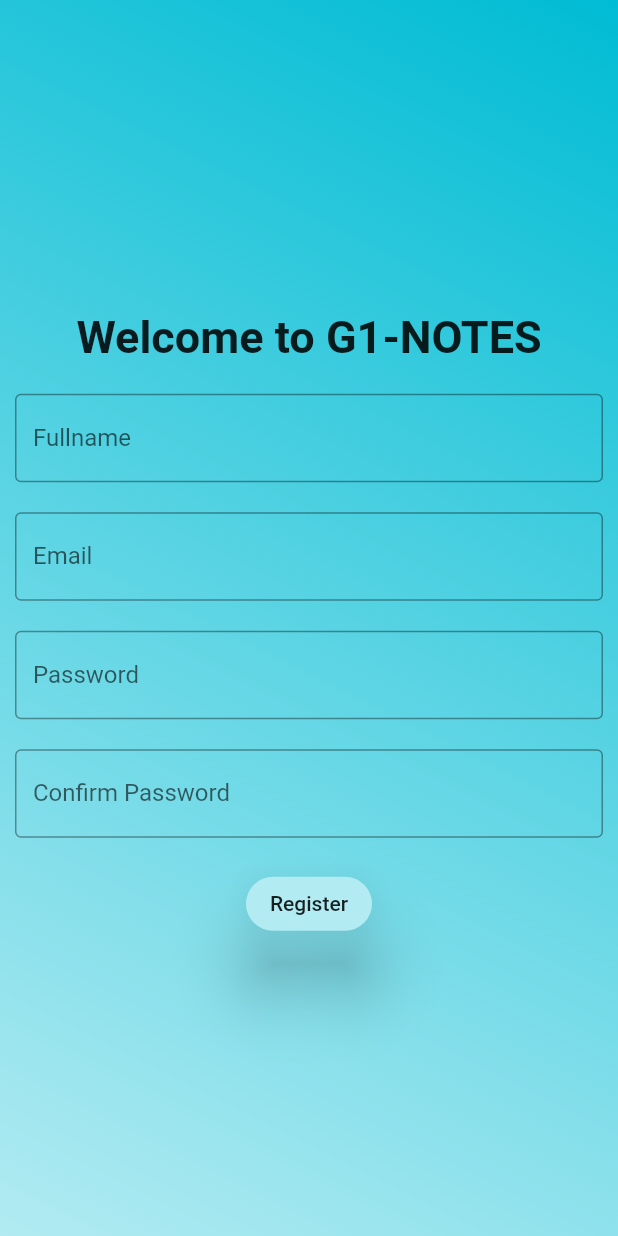
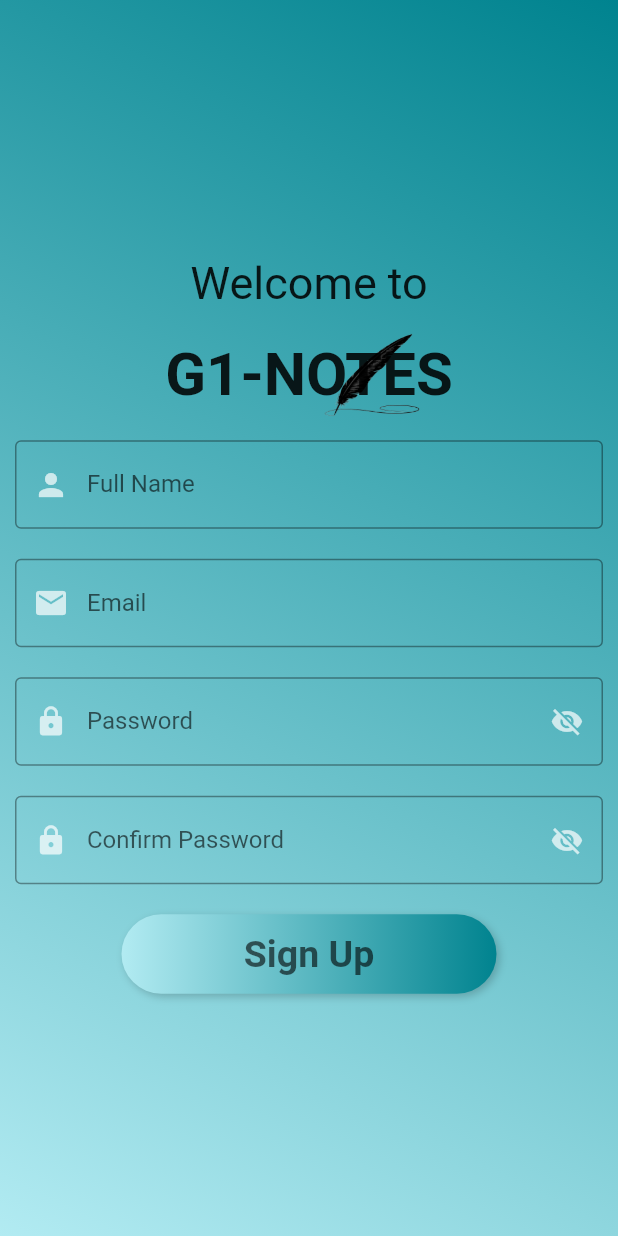
Before and after one commit to TheCOLON/Register_formpage, a Flutter app: the screen it shows after launch, on a phone screen of 412 x 824 dp. Run offline on Flutter 3.47's test engine with Material 2 defaults, Android fonts, the phone set to English and light mode, and no system bars.

Commit message:
mon_initial_commit

```diff
--- a/lib/register_page.dart
+++ b/lib/register_page.dart
@@ -11,6 +11,12 @@ class _RegisterState extends State<Register> {
   var formkey = GlobalKey<FormState>();
   TextEditingController email = TextEditingController();
   TextEditingController password = TextEditingController();
+  TextEditingController fullname = TextEditingController();
+  TextEditingController confirmPass = TextEditingController();
+
+  bool isPasswordVisible = false;
+  bool isConfirmpasswordVisible = false;
+  bool validate = false;
   @override
   Widget build(BuildContext context) {
     return Scaffold(
@@ -21,7 +27,7 @@ class _RegisterState extends State<Register> {
                 begin: Alignment.topRight,
                 end: Alignment.bottomLeft,
                 colors: [
-              Colors.cyan.shade500,
+              Colors.cyan.shade800,
               Colors.cyan.shade100,
             ])),
         child: Column(
@@ -30,65 +36,140 @@ class _RegisterState extends State<Register> {
             Container(
               alignment: Alignment.center,
               padding: const EdgeInsets.all(10),
-              child: const Text('Welcome to G1-NOTES',
+              child: const Text('Welcome to',
                   style: TextStyle(
                     color: Colors.black87,
-                    fontWeight: FontWeight.bold,
                     fontSize: 30,
                   )),
             ),
             Container(
+              alignment: Alignment.center,
+              padding: const EdgeInsets.all(10),
+              decoration: const BoxDecoration(
+                  image: DecorationImage(
+                      scale: 3.5,
+                      alignment: Alignment(0.3, 0),
+                      image: AssetImage('images/3.png'),
+                      fit: BoxFit.fitHeight)),
+              child: const Text('G1-NOTES',
+                  style: TextStyle(
+                    color: Colors.black87,
+                    fontWeight: FontWeight.bold,
+                    fontSize: 40,
+                  )),
+            ),
+            Container(
               padding: const EdgeInsets.fromLTRB(10, 10, 10, 10),
-              child: TextField(
-                controller: password,
+              child: TextFormField(
+                controller: fullname,
                 decoration: const InputDecoration(
                   border: OutlineInputBorder(),
-                  labelText: 'Fullname',
+                  labelText: 'Full Name',
+                  hintText: "Enter Valid Full name",
+                  prefixIcon: Icon(
+                    Icons.person,
+                    color: Colors.white70,
+                  ),
                 ),
               ),
             ),
             Container(
               padding: const EdgeInsets.all(10),
-              child: TextField(
+              child: TextFormField(
                 controller: email,
                 decoration: const InputDecoration(
                     border: OutlineInputBorder(),
                     labelText: 'Email',
-                    hintText: 'Ex. mondejarhoneylee16@gmail.com'),
+                    hintText: 'Ex. mondejarhoneylee16@gmail.com',
+                    prefixIcon: Icon(
+                      Icons.email,
+                      color: Colors.white70,
+                    )),
               ),
             ),
             Container(
               padding: const EdgeInsets.fromLTRB(10, 10, 10, 10),
               child: TextField(
+                obscureText: isPasswordVisible ? false : true,
                 controller: password,
-                decoration: const InputDecoration(
-                    border: OutlineInputBorder(),
-                    labelText: 'Password',
-                    hintText: 'Ex. Honeylee@123!'),
+                decoration: InputDecoration(
+                  border: const OutlineInputBorder(),
+                  labelText: 'Password',
+                  hintText: 'Ex. Honeylee@123!',
+                  prefixIcon:
+                      const Icon(Icons.lock, color: Colors.white70, size: 22),
+                  suffixIcon: GestureDetector(
+                    onTap: () {
+                      setState(() {
+                        isPasswordVisible = !isPasswordVisible;
+                      });
+                    },
+                    child: Icon(
+                      isConfirmpasswordVisible
+                          ? Icons.visibility
+                          : Icons.visibility_off,
+                      color: Colors.white70,
+                      size: 22,
+                    ),
+                  ),
+                ),
               ),
             ),
             Container(
               padding: const EdgeInsets.fromLTRB(10, 10, 10, 10),
               child: TextField(
-                controller: password,
-                decoration: const InputDecoration(
-                  border: OutlineInputBorder(),
-                  labelText: 'Confirm Password',
-                ),
+                obscureText: isPasswordVisible ? false : true,
+                controller: confirmPass,
+                decoration: InputDecoration(
+                    border: const OutlineInputBorder(),
+                    labelText: 'Confirm Password',
+                    hintText: 'Ex. Honeylee@123!',
+                    prefixIcon:
+                        const Icon(Icons.lock, color: Colors.white70, size: 22),
+                    suffixIcon: GestureDetector(
+                      onTap: () {
+                        setState(() {
+                          isConfirmpasswordVisible = !isConfirmpasswordVisible;
+                        });
+                      },
+                      child: Icon(
+                        isConfirmpasswordVisible
+                            ? Icons.visibility
+                            : Icons.visibility_off,
+                        color: Colors.white70,
+                        size: 22,
+                      ),
+                    )),
               ),
             ),
             const SizedBox(height: 10),
-            ElevatedButton(
-                style: ElevatedButton.styleFrom(
-                    primary: Colors.cyan.shade100,
-                    elevation: 20,
-                    shape: RoundedRectangleBorder(
-                        borderRadius: BorderRadius.circular(50))),
-                onPressed: () {},
-                child: const Text(
-                  'Register',
-                  style: TextStyle(
-                    color: Colors.black87,
+            GestureDetector(
+                onTap: () {},
+                child: Container(
+                  height: 53,
+                  width: 250,
+                  margin: const EdgeInsets.symmetric(horizontal: 30),
+                  alignment: Alignment.center,
+                  decoration: BoxDecoration(
+                      boxShadow: [
+                        BoxShadow(
+                            blurRadius: 4,
+                            color: Colors.black12.withOpacity(.2),
+                            offset: const Offset(2, 2))
+                      ],
+                      borderRadius: BorderRadius.circular(100),
+                      gradient: LinearGradient(colors: [
+                        Colors.cyan.shade100,
+                        Colors.cyan.shade800,
+                      ])
+                      // color: Colors.cyan.shade100,
+                      ),
+                  child: Text(
+                    'Sign Up',
+                    style: TextStyle(
+                        color: Colors.black12.withOpacity(.6),
+                        fontSize: 25,
+                        fontWeight: FontWeight.bold),
                   ),
                 ))
           ],
--- a/pubspec.yaml
+++ b/pubspec.yaml
@@ -36,6 +36,7 @@ dependencies:
   # The following adds the Cupertino Icons font to your application.
   # Use with the CupertinoIcons class for iOS style icons.
   cupertino_icons: ^1.0.2
+  validators:
 
 dev_dependencies:
   flutter_test:
@@ -58,10 +59,12 @@ flutter:
   # included with your application, so that you can use the icons in
   # the material Icons class.
   uses-material-design: true
+  assets:
+    - images/3.png
 
   # To add assets to your application, add an assets section, like this:
   # assets:
-  #   - images/a_dot_burr.jpeg
+  #   - assets/3.png
   #   - images/a_dot_ham.jpeg
 
   # An image asset can refer to one or more resolution-specific "variants", see
```
Also changed, not shown: images/3.png (added), pubspec.lock.
